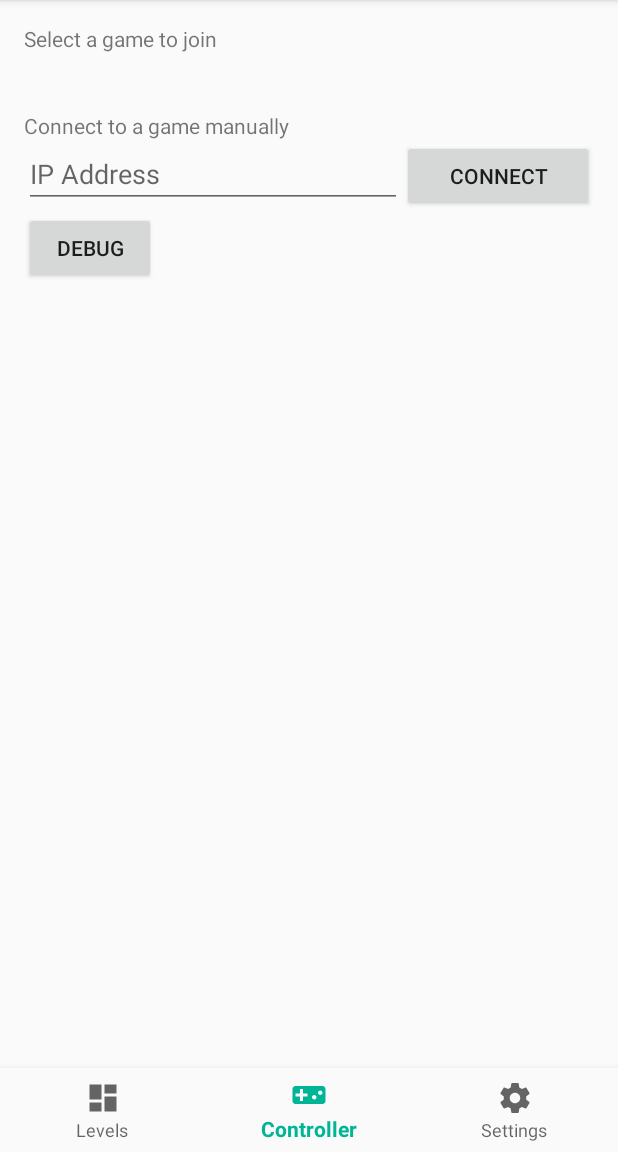
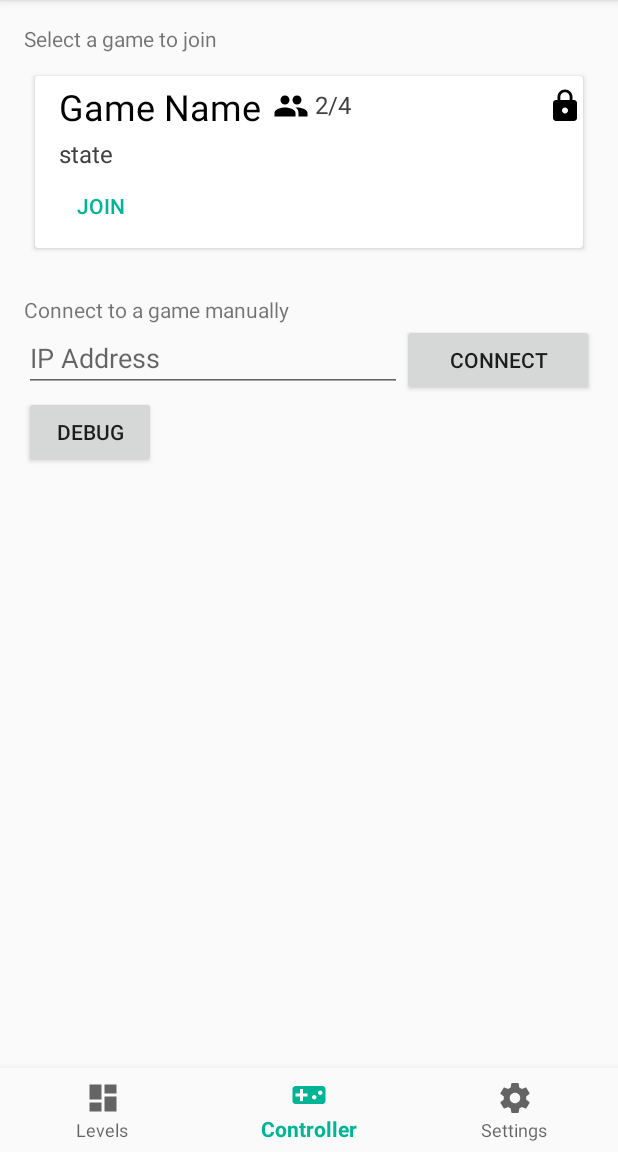
Before and after one commit to blakeyp/cs407-mobile, an Android app: the LevelBrowserActivity screen opened directly, with no data from a screen before it, on a phone screen of 412 x 824 dp, the part 84-1236 px from its top. Run offline under Robolectric (Android 15) with nearby library versions, the phone set to English and light mode, and no system bars.

Commit message:
It didn't work :( but now it does, added the LayoutManager

```diff
--- a/app/src/main/java/project/cs407_mobile/LevelBrowserActivity.java
+++ b/app/src/main/java/project/cs407_mobile/LevelBrowserActivity.java
@@ -7,6 +7,7 @@ import android.support.annotation.NonNull;
 import android.support.design.widget.BottomNavigationView;
 import android.support.v7.app.AppCompatActivity;
 import android.support.v7.widget.CardView;
+import android.support.v7.widget.LinearLayoutManager;
 import android.support.v7.widget.RecyclerView;
 import android.util.Log;
 import android.view.MenuItem;
@@ -92,6 +93,8 @@ public class LevelBrowserActivity extends AppCompatActivity {
         gameList = new ArrayList<>();
         adapter = new GameAdapter(this, gameList);
 
+        RecyclerView.LayoutManager mLayoutManager = new LinearLayoutManager(this);
+        recyclerView.setLayoutManager(mLayoutManager);
         recyclerView.setAdapter(adapter);
 
         try {
--- a/app/src/main/res/layout/game_card.xml
+++ b/app/src/main/res/layout/game_card.xml
@@ -14,7 +14,8 @@
         <RelativeLayout
             android:layout_width="match_parent"
             android:layout_height="match_parent"
-            android:padding="16dp">
+            android:paddingTop="4dp"
+            android:paddingBottom="4dp">
 
             <TextView
                 android:id="@+id/name"
@@ -22,6 +23,7 @@
                 android:layout_height="wrap_content"
                 android:layout_alignParentLeft="true"
                 android:layout_alignParentTop="true"
+                android:layout_marginLeft="16dp"
                 android:textColor="#000000"
                 android:textSize="24sp" />
 
@@ -30,6 +32,7 @@
                 android:layout_width="wrap_content"
                 android:layout_height="wrap_content"
                 android:layout_below="@id/name"
+                android:layout_marginLeft="16dp"
                 android:layout_marginTop="4dp"
                 android:textColor="#404040"
                 android:textSize="16sp" />
@@ -40,13 +43,16 @@
                 android:layout_height="wrap_content"
                 android:layout_alignParentEnd="true"
                 android:layout_alignParentTop="true"
+                android:layout_marginTop="4dp"
                 app:srcCompat="@drawable/ic_lock_black_24dp" />
 
             <ImageView
                 android:id="@+id/playersIcon"
                 android:layout_width="wrap_content"
                 android:layout_height="wrap_content"
-                android:layout_below="@id/state"
+                android:layout_toRightOf="@id/name"
+                android:layout_marginTop="4dp"
+                android:layout_marginLeft="8dp"
                 android:backgroundTint="#404040"
                 app:srcCompat="@drawable/ic_people_black_24dp" />
 
@@ -54,13 +60,27 @@
                 android:id="@+id/players"
                 android:layout_width="wrap_content"
                 android:layout_height="wrap_content"
-                android:layout_below="@id/state"
                 android:layout_toRightOf="@id/playersIcon"
                 android:layout_marginTop="4dp"
                 android:layout_marginLeft="4dp"
                 android:textColor="#404040"
                 android:textSize="16sp" />
 
+            <LinearLayout
+                android:layout_width="match_parent"
+                android:layout_height="wrap_content"
+                android:layout_below="@+id/state"
+                android:layout_alignParentStart="true">
+
+                <Button
+                    android:id="@+id/joinButton"
+                    style="@style/Widget.AppCompat.Button.Borderless.Colored"
+                    android:layout_width="wrap_content"
+                    android:layout_height="wrap_content"
+                    android:layout_alignParentEnd="true"
+                    android:text="Join" />
+
+            </LinearLayout>
 
         </RelativeLayout>
     </android.support.v7.widget.CardView>
```
